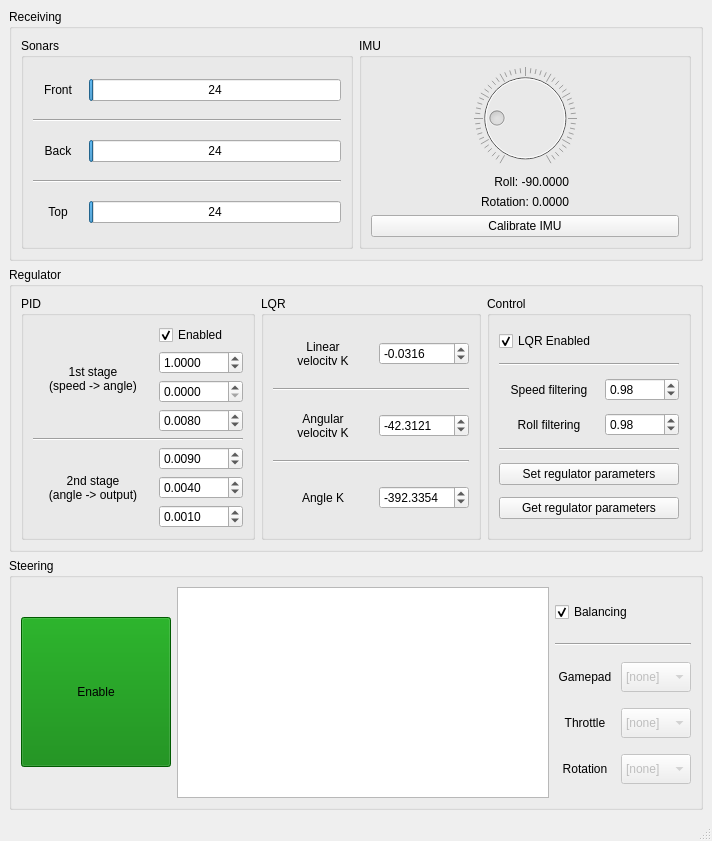
First picture: the form in src/rys_control/remote/src/UI/Layouts/RysRemoteMainWindowLayout.ui, repository GroupOfRobots/MiniRysV4ROS2, before the edit.
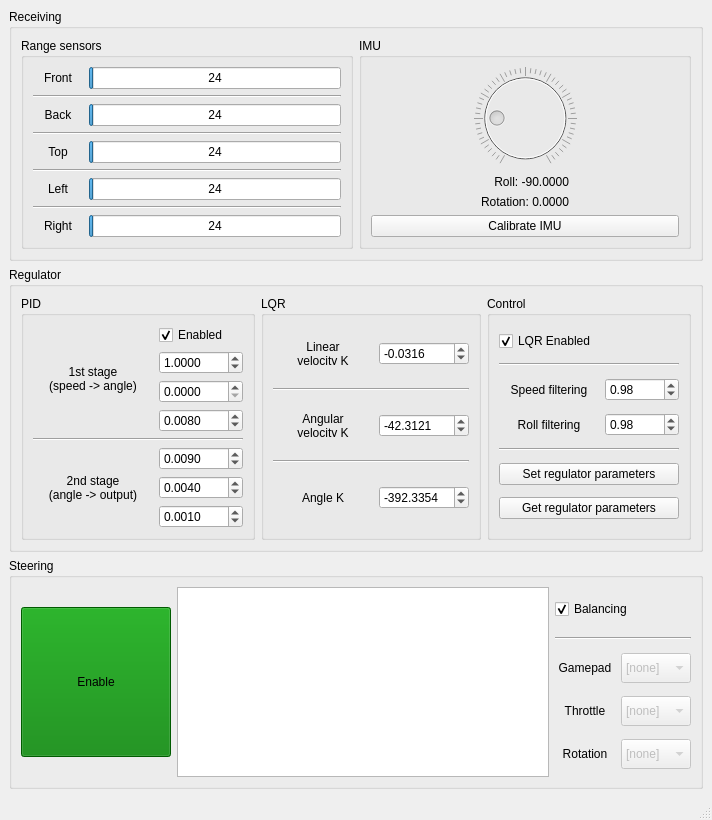
Second picture: the form after the edit.

Commit message: rys_remote: added support for VL53L0X ranging sensors - added left and right range progress bars, added receiving messages

The edit to the form file:
```diff
--- a/src/rys_control/remote/src/UI/Layouts/RysRemoteMainWindowLayout.ui
+++ b/src/rys_control/remote/src/UI/Layouts/RysRemoteMainWindowLayout.ui
@@ -7,7 +7,7 @@
     <x>0</x>
     <y>0</y>
     <width>712</width>
-    <height>841</height>
+    <height>820</height>
    </rect>
   </property>
   <property name="windowTitle">
@@ -24,7 +24,7 @@
        <item>
         <widget class="QGroupBox" name="sonarsGroupBox">
          <property name="title">
-          <string>Sonars</string>
+          <string>Range sensors</string>
          </property>
          <layout class="QVBoxLayout" name="verticalLayout">
           <item>
@@ -174,7 +174,129 @@
              </widget>
             </item>
             <item>
-             <widget class="QProgressBar" name="sonarTopBar">
+             <widget class="QProgressBar" name="rangeTopBar">
+              <property name="sizePolicy">
+               <sizepolicy hsizetype="Expanding" vsizetype="Fixed">
+                <horstretch>0</horstretch>
+                <verstretch>0</verstretch>
+               </sizepolicy>
+              </property>
+              <property name="minimumSize">
+               <size>
+                <width>100</width>
+                <height>0</height>
+               </size>
+              </property>
+              <property name="maximum">
+               <number>1500</number>
+              </property>
+              <property name="value">
+               <number>24</number>
+              </property>
+              <property name="invertedAppearance">
+               <bool>false</bool>
+              </property>
+              <property name="format">
+               <string>%v</string>
+              </property>
+             </widget>
+            </item>
+           </layout>
+          </item>
+          <item>
+           <widget class="Line" name="line_12">
+            <property name="orientation">
+             <enum>Qt::Horizontal</enum>
+            </property>
+           </widget>
+          </item>
+          <item>
+           <layout class="QHBoxLayout" name="horizontalLayout_10">
+            <item>
+             <widget class="QLabel" name="rangeLeftLabel">
+              <property name="sizePolicy">
+               <sizepolicy hsizetype="Fixed" vsizetype="Preferred">
+                <horstretch>0</horstretch>
+                <verstretch>0</verstretch>
+               </sizepolicy>
+              </property>
+              <property name="minimumSize">
+               <size>
+                <width>50</width>
+                <height>20</height>
+               </size>
+              </property>
+              <property name="text">
+               <string>Left</string>
+              </property>
+              <property name="alignment">
+               <set>Qt::AlignCenter</set>
+              </property>
+             </widget>
+            </item>
+            <item>
+             <widget class="QProgressBar" name="rangeLeftBar">
+              <property name="sizePolicy">
+               <sizepolicy hsizetype="Expanding" vsizetype="Fixed">
+                <horstretch>0</horstretch>
+                <verstretch>0</verstretch>
+               </sizepolicy>
+              </property>
+              <property name="minimumSize">
+               <size>
+                <width>100</width>
+                <height>0</height>
+               </size>
+              </property>
+              <property name="maximum">
+               <number>1500</number>
+              </property>
+              <property name="value">
+               <number>24</number>
+              </property>
+              <property name="invertedAppearance">
+               <bool>false</bool>
+              </property>
+              <property name="format">
+               <string>%v</string>
+              </property>
+             </widget>
+            </item>
+           </layout>
+          </item>
+          <item>
+           <widget class="Line" name="line_16">
+            <property name="orientation">
+             <enum>Qt::Horizontal</enum>
+            </property>
+           </widget>
+          </item>
+          <item>
+           <layout class="QHBoxLayout" name="horizontalLayout_12">
+            <item>
+             <widget class="QLabel" name="rangeRightLabel">
+              <property name="sizePolicy">
+               <sizepolicy hsizetype="Fixed" vsizetype="Preferred">
+                <horstretch>0</horstretch>
+                <verstretch>0</verstretch>
+               </sizepolicy>
+              </property>
+              <property name="minimumSize">
+               <size>
+                <width>50</width>
+                <height>20</height>
+               </size>
+              </property>
+              <property name="text">
+               <string>Right</string>
+              </property>
+              <property name="alignment">
+               <set>Qt::AlignCenter</set>
+              </property>
+             </widget>
+            </item>
+            <item>
+             <widget class="QProgressBar" name="rangeRightBar">
               <property name="sizePolicy">
                <sizepolicy hsizetype="Expanding" vsizetype="Fixed">
                 <horstretch>0</horstretch>
```
Left out of the diff: 16 changed lines with no effect on the pictures. The commit also changes 3 other files.
